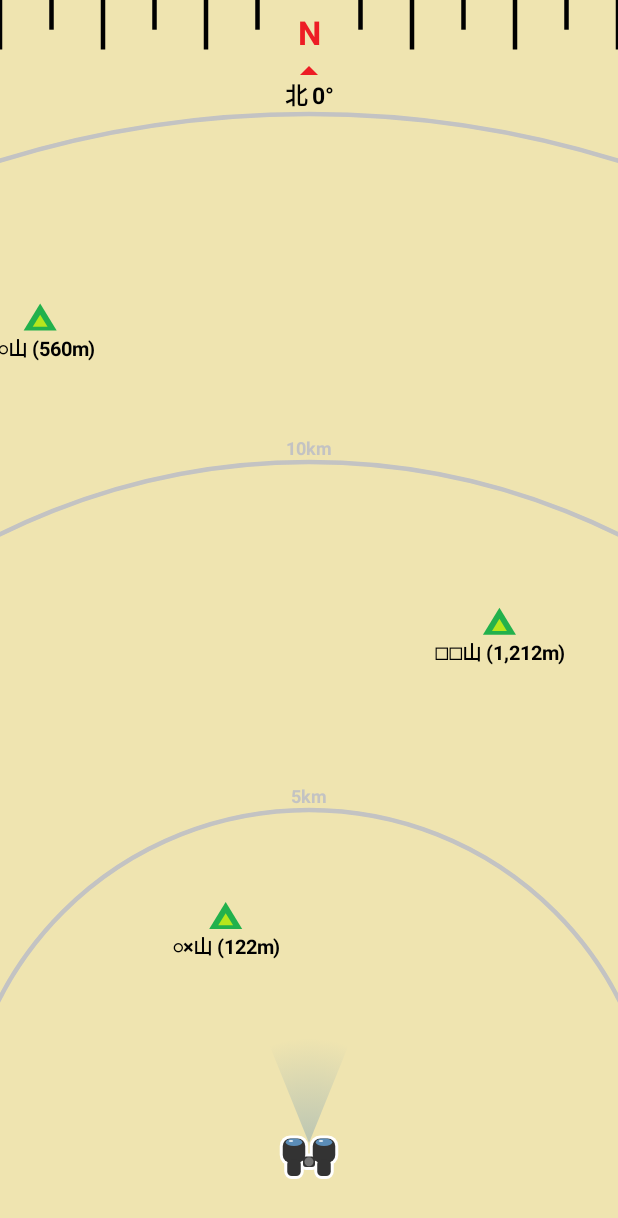
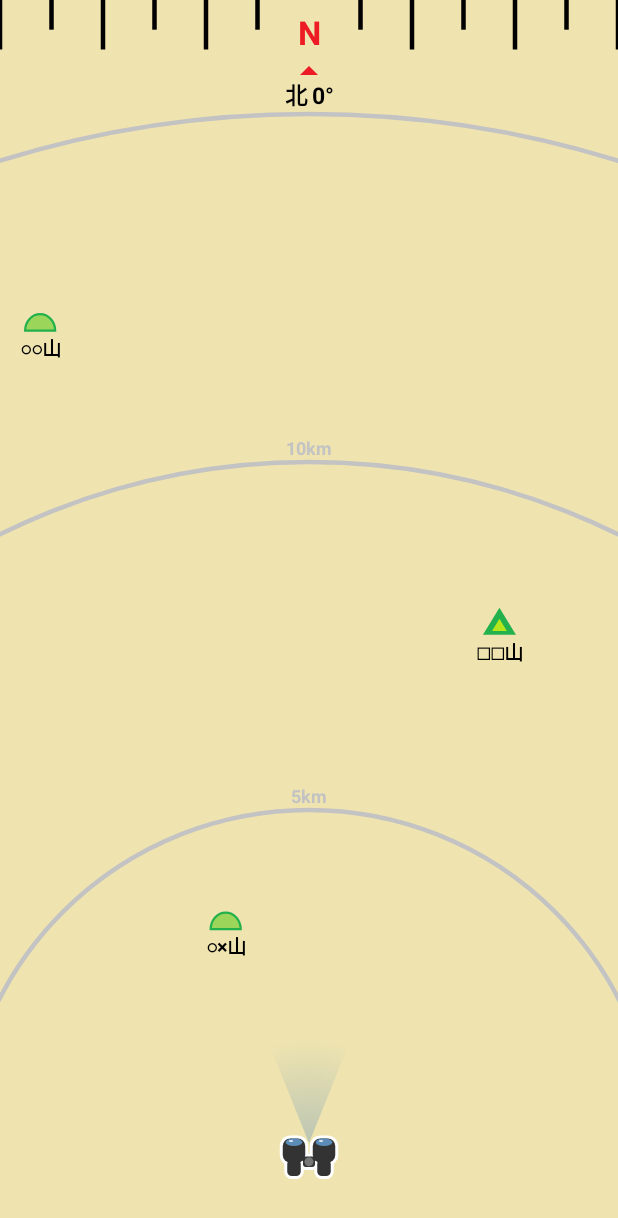
Before and after one commit to hi-hori/yamamuki, an Android app built with Jetpack Compose: the @Preview function DialCanvasPreview, on a phone screen of 412 x 824 dp. Shown: the top 1218 px of the screen. Run offline under Robolectric (Android 15) with nearby library versions, the phone set to English and light mode, and no system bars.

Commit message:
方位盤は山名のみ表示し、山アイコンを標高で3種類に描き分ける
1000m未満(標高不明を含む)は黄緑の丘、2000m未満は緑の▲、2000m以上は
雪をかぶった茶色の▲。標高は詳細ダイアログで確認できる。

Co-Authored-By: Claude Opus 5.5 (1M context) <noreply@anthropic.com>
Claude-Session: https://claude.ai/code/session_01Vte7U65Mj68LH95QCQBCgR

```diff
--- a/app/src/main/java/io/github/shohei0205/yamamuki/ui/DialCanvas.kt
+++ b/app/src/main/java/io/github/shohei0205/yamamuki/ui/DialCanvas.kt
@@ -30,11 +30,12 @@ import androidx.compose.ui.unit.dp
 import androidx.compose.ui.unit.sp
 import io.github.shohei0205.yamamuki.core.Box
 import io.github.shohei0205.yamamuki.core.DialGeometry
+import io.github.shohei0205.yamamuki.core.ElevationClass
 import io.github.shohei0205.yamamuki.core.Heading
 import io.github.shohei0205.yamamuki.core.Mountain
 import io.github.shohei0205.yamamuki.core.NearbyMountain
 import io.github.shohei0205.yamamuki.core.declutter
-import io.github.shohei0205.yamamuki.core.displayLabel
+import io.github.shohei0205.yamamuki.core.elevationClass
 import kotlin.math.hypot
 import kotlin.math.max
 import kotlin.math.min
@@ -44,6 +45,9 @@ val DialBeige = Color(0xFFEFE4B0)
 private val RingGray = Color(0xFFC3C3C3)
 private val PeakGreen = Color(0xFF22B14C)
 private val PeakYellow = Color(0xFFB5E61D)
+private val HillGreen = Color(0xFF9BD65A)
+private val PeakBrown = Color(0xFF8C5A2B)
+private val SnowWhite = Color(0xFFFFFFFF)
 private val NorthRed = Color(0xFFED1C24)
 private val BinocularBody = Color(0xFF333333)
 private val BinocularHinge = Color(0xFF777777)
@@ -60,9 +64,10 @@ private val RingLabelStyle = TextStyle(color = RingGray, fontSize = 12.sp, fontW
 private val ReadoutStyle = TextStyle(color = Color.Black, fontSize = 15.sp, fontWeight = FontWeight.Bold)
 
 /**
- * 方位盤。現在地(画面下部の双眼鏡)から向いている方向を上にとり、山を ▲ と「山名 (標高)」で描く。
+ * 方位盤。現在地(画面下部の双眼鏡)から向いている方向を上にとり、山をアイコンと山名で描く。
+ * アイコンの色と形は標高の区分([ElevationClass])で変える。
  * [mountains] は表示の優先順(標高の高い順)に並んでいること。重なる山は優先度の低いほうを省く。
- * 描いた山(▲ か山名)をタップすると [onMountainTap] を呼ぶ。
+ * 描いた山(アイコンか山名)をタップすると [onMountainTap] を呼ぶ。
  */
 @Composable
 fun DialCanvas(
@@ -122,7 +127,7 @@ private class PlacedPeak(
     val mountain: NearbyMountain,
     val position: Offset,
     val label: TextLayoutResult,
-    /** ▲ と山名を合わせた範囲。重なりの判定とタップの当たり判定に使う。 */
+    /** アイコンと山名を合わせた範囲。重なりの判定とタップの当たり判定に使う。 */
     val box: Box,
 )
 
@@ -130,7 +135,7 @@ private class PlacedPeak(
 private class HitTargets {
     var peaks: List<PlacedPeak> = emptyList()
 
-    /** [tap] を含む山のうち、▲ が最も近いもの。枠を [slop] だけ広げて判定する。 */
+    /** [tap] を含む山のうち、アイコンが最も近いもの。枠を [slop] だけ広げて判定する。 */
     fun find(tap: Offset, slop: Float): NearbyMountain? = peaks
         .filter { with(it.box) { tap.x in left - slop..right + slop && tap.y in top - slop..bottom + slop } }
         .minByOrNull { (it.position - tap).getDistanceSquared() }
@@ -145,8 +150,6 @@ private fun DrawScope.drawPeaks(
     chartTop: Float,
     textMeasurer: TextMeasurer,
 ): List<PlacedPeak> {
-    val halfWidth = 11.dp.toPx()
-    val height = 18.dp.toPx()
     val gap = 2.dp.toPx()
 
     val visible = mountains.asSequence()
@@ -154,13 +157,15 @@ private fun DrawScope.drawPeaks(
             val o = DialGeometry.project(m.distanceKm, m.bearingDeg, headingDeg)
             m to Offset(observer.x + (o.x * pxPerKm).toFloat(), observer.y - (o.y * pxPerKm).toFloat())
         }
-        .filter { (_, p) -> p.x in 0f..size.width && p.y - height >= chartTop && p.y < observer.y }
+        .filter { (_, p) -> p.x in 0f..size.width && p.y - PeakIcon.MAX_HEIGHT_DP.dp.toPx() >= chartTop && p.y < observer.y }
         .map { (m, p) ->
-            val label = textMeasurer.measure(m.mountain.displayLabel(), LabelStyle)
+            val icon = PeakIcon.of(m.mountain.elevationClass())
+            val halfWidth = icon.halfWidthDp.dp.toPx()
+            val label = textMeasurer.measure(m.mountain.name, LabelStyle)
             val labelHalf = label.size.width / 2f
             val box = Box(
                 left = min(p.x - halfWidth, p.x - labelHalf),
-                top = p.y - height,
+                top = p.y - icon.heightDp.dp.toPx(),
                 right = max(p.x + halfWidth, p.x + labelHalf),
                 bottom = p.y + gap + label.size.height,
             )
@@ -172,11 +177,65 @@ private fun DrawScope.drawPeaks(
 
     for (peak in placed) {
         val p = peak.position
-        drawTriangle(p, halfWidth, height, PeakGreen)
-        drawTriangle(Offset(p.x, p.y - height * 0.14f), halfWidth * 0.45f, height * 0.45f, PeakYellow)
+        drawPeakIcon(p, PeakIcon.of(peak.mountain.mountain.elevationClass()))
         drawText(peak.label, topLeft = Offset(p.x - peak.label.size.width / 2f, p.y + gap))
     }
     return placed
+}
+
+/** 標高の区分ごとの山アイコンの大きさ(dp)。底辺の中点が山の位置に来る。 */
+private enum class PeakIcon(val halfWidthDp: Float, val heightDp: Float) {
+    /** 1000m 未満(標高不明を含む): 黄緑の低い丘。 */
+    HILL(halfWidthDp = 10f, heightDp = 11f),
+
+    /** 1000m 以上 2000m 未満: 緑の ▲ に黄色の小 ▲。 */
+    PEAK(halfWidthDp = 11f, heightDp = 18f),
+
+    /** 2000m 以上: 茶色の高く尖った ▲ に白い雪の冠。 */
+    ALPINE(halfWidthDp = 12f, heightDp = 25f),
+    ;
+
+    companion object {
+        const val MAX_HEIGHT_DP = 25f
+
+        fun of(cls: ElevationClass): PeakIcon = when (cls) {
+            ElevationClass.LOW -> HILL
+            ElevationClass.MIDDLE -> PEAK
+            ElevationClass.HIGH -> ALPINE
+        }
+    }
+}
+
+private fun DrawScope.drawPeakIcon(p: Offset, icon: PeakIcon) {
+    val halfWidth = icon.halfWidthDp.dp.toPx()
+    val height = icon.heightDp.dp.toPx()
+    when (icon) {
+        PeakIcon.HILL -> {
+            // 底辺を直径とする半楕円。縁取りで背景のベージュから浮かせる。
+            val topLeft = Offset(p.x - halfWidth, p.y - height)
+            val oval = Size(halfWidth * 2, height * 2)
+            drawArc(HillGreen, startAngle = 180f, sweepAngle = 180f, useCenter = true, topLeft = topLeft, size = oval)
+            drawArc(
+                PeakGreen,
+                startAngle = 180f,
+                sweepAngle = 180f,
+                useCenter = true,
+                topLeft = topLeft,
+                size = oval,
+                style = Stroke(width = 1.5f.dp.toPx()),
+            )
+        }
+        PeakIcon.PEAK -> {
+            drawTriangle(p, halfWidth, height, PeakGreen)
+            drawTriangle(Offset(p.x, p.y - height * 0.14f), halfWidth * 0.45f, height * 0.45f, PeakYellow)
+        }
+        PeakIcon.ALPINE -> {
+            drawTriangle(p, halfWidth, height, PeakBrown)
+            // 頂上から高さの 35% を白く塗って雪を表す。相似な三角形なので幅も同じ比率。
+            val snow = 0.35f
+            drawTriangle(Offset(p.x, p.y - height * (1 - snow)), halfWidth * snow, height * snow, SnowWhite)
+        }
+    }
 }
 
 /** 底辺の中点を [bottomCenter] とする二等辺三角形。 */
@@ -297,6 +356,7 @@ private fun DialCanvasPreview() {
             peak("□□山", 1212.0, 8.0, 20.0),
             peak("○○山", 560.0, 12.5, -18.0),
             peak("○×山", 122.0, 3.5, -20.0),
+            peak("△△岳", 2456.0, 15.0, 5.0),
         ),
         rangeKm = DialGeometry.DEFAULT_RANGE_KM,
         modifier = Modifier.fillMaxSize().background(DialBeige),
--- a/core/src/main/kotlin/io/github/shohei0205/yamamuki/core/Mountain.kt
+++ b/core/src/main/kotlin/io/github/shohei0205/yamamuki/core/Mountain.kt
@@ -17,10 +17,25 @@ data class NearbyMountain(
     val bearingDeg: Double,
 )
 
-/** 方位盤に出す表示名。「山名 (1,212m)」、標高不明なら山名のみ。 */
-fun Mountain.displayLabel(): String {
-    val ele = elevationM ?: return name
-    return String.format(java.util.Locale.US, "%s (%,dm)", name, Math.round(ele))
+/** 方位盤で山アイコンの色と形を分ける標高の区分。 */
+enum class ElevationClass {
+    /** 1000m 未満。標高不明もここに含める。 */
+    LOW,
+
+    /** 1000m 以上 2000m 未満。 */
+    MIDDLE,
+
+    /** 2000m 以上。 */
+    HIGH,
+}
+
+fun Mountain.elevationClass(): ElevationClass {
+    val ele = elevationM ?: return ElevationClass.LOW
+    return when {
+        ele < 1000.0 -> ElevationClass.LOW
+        ele < 2000.0 -> ElevationClass.MIDDLE
+        else -> ElevationClass.HIGH
+    }
 }
 
 /** 詳細表示の標高。「1,212 m」、不明なら「不明」。 */
```
Also changed, not shown: 1 other file.
